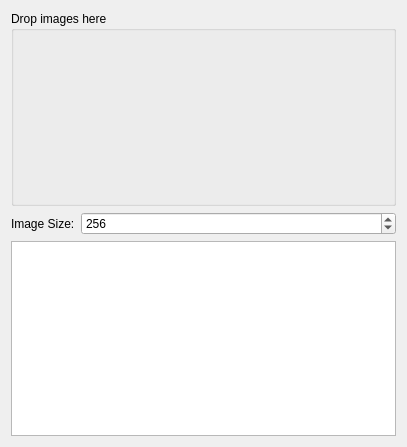
This is QuickImageResizer/mainwindow.ui in chchwy/junk-code as Qt 5 draws it before an edit. The edited form follows.
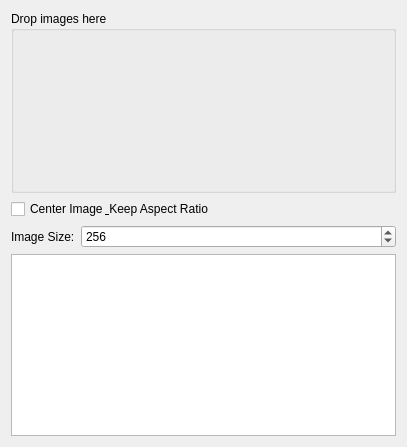
This is the edited form.

Commit message: QuickImageResizer: auto center & fill gaps

What changed in the file:
```diff
--- a/QuickImageResizer/mainwindow.ui
+++ b/QuickImageResizer/mainwindow.ui
@@ -14,7 +14,7 @@
    <string>Quick Image Resizer</string>
   </property>
   <widget class="QWidget" name="centralWidget">
-   <layout class="QVBoxLayout" name="verticalLayout" stretch="1,0,1">
+   <layout class="QVBoxLayout" name="verticalLayout" stretch="1,0,0,1">
     <item>
      <widget class="QGroupBox" name="groupBox">
       <property name="title">
@@ -22,6 +22,13 @@
       </property>
      </widget>
     </item>
+    <item>
+     <widget class="QCheckBox" name="keepAspectCheckBox">
+      <property name="text">
+       <string>Center Image &amp; Keep Aspect Ratio</string>
+      </property>
+     </widget>
+    </item>
     <item>
      <layout class="QHBoxLayout" name="horizontalLayout" stretch="0,1">
       <item>
```
The commit also changes 2 other files.
